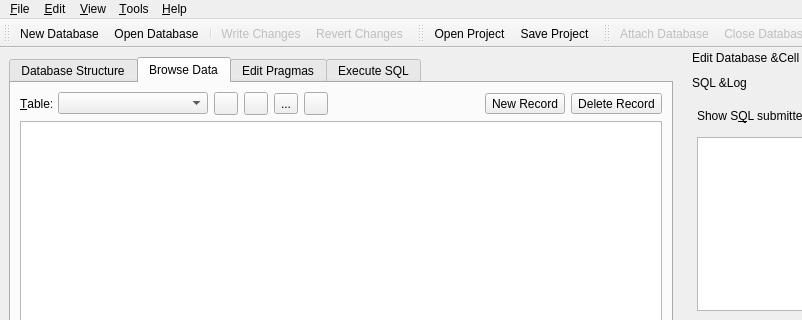
Old version of the form src/MainWindow.ui in the repository sqlitebrowser/sqlitebrowser; both pictures show x 0 to 802 and y 0 to 320 of the 1037 by 630 pixel window.
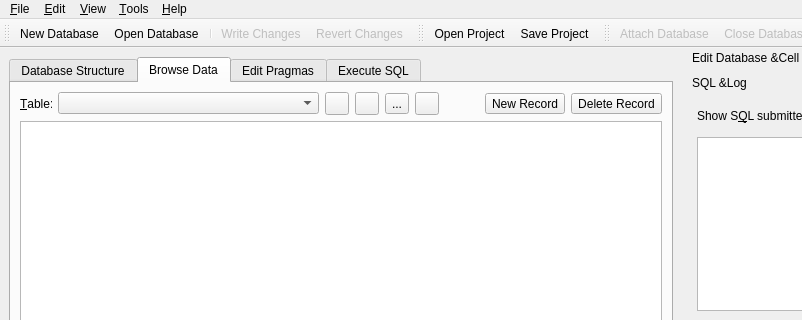
New version of the form. The open tabs and pages were chosen to show the change. Icons and pictures are not drawn. Custom widgets are drawn as their Qt base class.

Commit message: change ui size policy, make RU translation is shorter

What changed in the file:
```diff
--- a/src/MainWindow.ui
+++ b/src/MainWindow.ui
@@ -109,20 +109,20 @@
           <item>
            <widget class="QComboBox" name="comboBrowseTable">
             <property name="sizePolicy">
-             <sizepolicy hsizetype="MinimumExpanding" vsizetype="Fixed">
+             <sizepolicy hsizetype="Expanding" vsizetype="Fixed">
               <horstretch>1</horstretch>
               <verstretch>0</verstretch>
              </sizepolicy>
             </property>
             <property name="minimumSize">
              <size>
-              <width>150</width>
+              <width>0</width>
               <height>0</height>
              </size>
             </property>
             <property name="maximumSize">
              <size>
-              <width>400</width>
+              <width>16777215</width>
               <height>16777215</height>
              </size>
             </property>
@@ -212,7 +212,7 @@
             </property>
             <property name="sizeHint" stdset="0">
              <size>
-              <width>200</width>
+              <width>40</width>
               <height>20</height>
              </size>
             </property>
```
Left out of the diff: 18 changed lines with no effect on the pictures. The commit also changes 2 other files.
